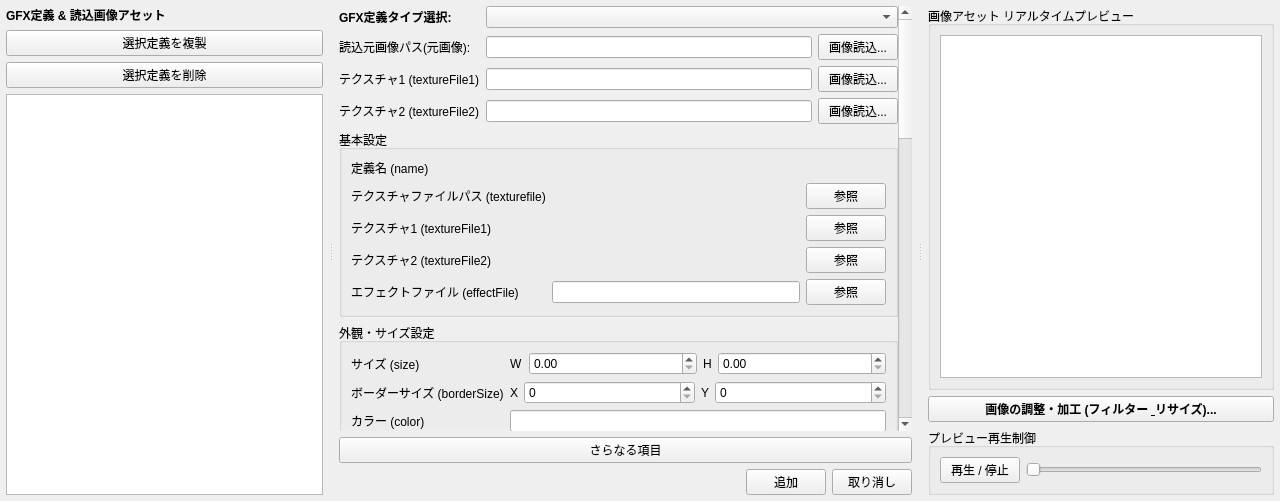
Before: the Qt Designer form plugins/hoi4/interface/gfx_editor.ui in Ikumyon/PDX-Mod-Studio, drawn with Qt 5.
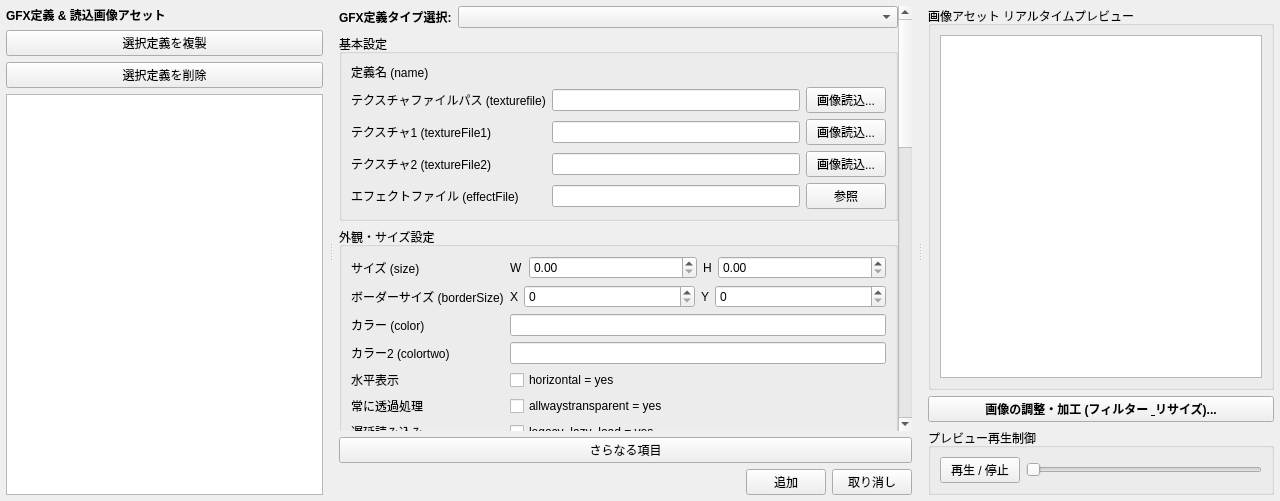
After: the same form once the commit is applied.

The edit to the form file:
```diff
--- a/plugins/hoi4/interface/gfx_editor.ui
+++ b/plugins/hoi4/interface/gfx_editor.ui
@@ -128,7 +128,7 @@
             <x>0</x>
             <y>0</y>
             <width>571</width>
-            <height>1476</height>
+            <height>1374</height>
            </rect>
           </property>
           <layout class="QVBoxLayout" name="layScrollGfxProps">
@@ -161,73 +161,6 @@
              <item row="0" column="1">
               <widget class="QComboBox" name="comboGfxType"/>
              </item>
-             <item row="1" column="0">
-              <widget class="QLabel" name="lblSourcePath">
-               <property name="text">
-                <string>読込元画像パス(元画像):</string>
-               </property>
-              </widget>
-             </item>
-             <item row="2" column="0">
-              <widget class="QLabel" name="lblSourcePath1">
-               <property name="text">
-                <string>テクスチャ1 (textureFile1)</string>
-               </property>
-              </widget>
-             </item>
-             <item row="3" column="0">
-              <widget class="QLabel" name="lblSourcePath2">
-               <property name="text">
-                <string>テクスチャ2 (textureFile2)</string>
-               </property>
-              </widget>
-             </item>
-             <item row="1" column="1">
-              <layout class="QHBoxLayout" name="laySourcePath">
-               <item>
-                <widget class="QLineEdit" name="editSourcePath">
-                 <property name="toolTip">
-                  <string>一時的にメモリ上へ読み込んでいる元画像の物理ファイルパスを表示・指定します。</string>
-                 </property>
-                </widget>
-               </item>
-               <item>
-                <widget class="QPushButton" name="btnBrowseSource">
-                 <property name="text">
-                  <string>画像読込...</string>
-                 </property>
-                </widget>
-               </item>
-              </layout>
-             </item>
-             <item row="2" column="1">
-              <layout class="QHBoxLayout" name="laySourceTexture1">
-               <item>
-                <widget class="QLineEdit" name="editSourcePath1"/>
-               </item>
-               <item>
-                <widget class="QPushButton" name="btnBrowseSource1">
-                 <property name="text">
-                  <string>画像読込...</string>
-                 </property>
-                </widget>
-               </item>
-              </layout>
-             </item>
-             <item row="3" column="1">
-              <layout class="QHBoxLayout" name="layTexture2_2">
-               <item>
-                <widget class="QLineEdit" name="editSourcePath2"/>
-               </item>
-               <item>
-                <widget class="QPushButton" name="btnBrowseSource2">
-                 <property name="text">
-                  <string>画像読込...</string>
-                 </property>
-                </widget>
-               </item>
-              </layout>
-             </item>
             </layout>
            </item>
            <item>
@@ -298,19 +231,16 @@
               <item row="1" column="1">
                <layout class="QHBoxLayout" name="hlTexture">
                 <item>
-                 <widget class="QWidget" name="widgetTextureHost" native="true">
-                  <property name="sizePolicy">
-                   <sizepolicy hsizetype="Expanding" vsizetype="Preferred">
-                    <horstretch>0</horstretch>
-                    <verstretch>0</verstretch>
-                   </sizepolicy>
+                 <widget class="QLineEdit" name="editSourcePath">
+                  <property name="toolTip">
+                   <string>一時的にメモリ上へ読み込んでいる元画像の物理ファイルパスを表示・指定します。</string>
                   </property>
                  </widget>
                 </item>
                 <item>
-                 <widget class="QPushButton" name="btnBrowseTexture">
+                 <widget class="QPushButton" name="btnBrowseSource">
                   <property name="text">
-                   <string>参照</string>
+                   <string>画像読込...</string>
                   </property>
                  </widget>
                 </item>
@@ -319,19 +249,12 @@
               <item row="2" column="1">
                <layout class="QHBoxLayout" name="hlTexture1">
                 <item>
-                 <widget class="QWidget" name="widgetTexture1Host" native="true">
-                  <property name="sizePolicy">
-                   <sizepolicy hsizetype="Expanding" vsizetype="Preferred">
-                    <horstretch>0</horstretch>
-                    <verstretch>0</verstretch>
-                   </sizepolicy>
-                  </property>
-                 </widget>
+                 <widget class="QLineEdit" name="editSourcePath1"/>
                 </item>
                 <item>
-                 <widget class="QPushButton" name="btnBrowseTexture1">
+                 <widget class="QPushButton" name="btnBrowseSource1">
                   <property name="text">
-                   <string>参照</string>
+                   <string>画像読込...</string>
                   </property>
                  </widget>
                 </item>
@@ -340,19 +263,12 @@
               <item row="3" column="1">
                <layout class="QHBoxLayout" name="hlTexture2">
                 <item>
-                 <widget class="QWidget" name="widgetTexture2Host" native="true">
-                  <property name="sizePolicy">
-                   <sizepolicy hsizetype="Expanding" vsizetype="Preferred">
-                    <horstretch>0</horstretch>
-                    <verstretch>0</verstretch>
-                   </sizepolicy>
-                  </property>
-                 </widget>
+                 <widget class="QLineEdit" name="editSourcePath2"/>
                 </item>
                 <item>
-                 <widget class="QPushButton" name="btnBrowseTexture2">
+                 <widget class="QPushButton" name="btnBrowseSource2">
                   <property name="text">
-                   <string>参照</string>
+                   <string>画像読込...</string>
                   </property>
                  </widget>
                 </item>
```
